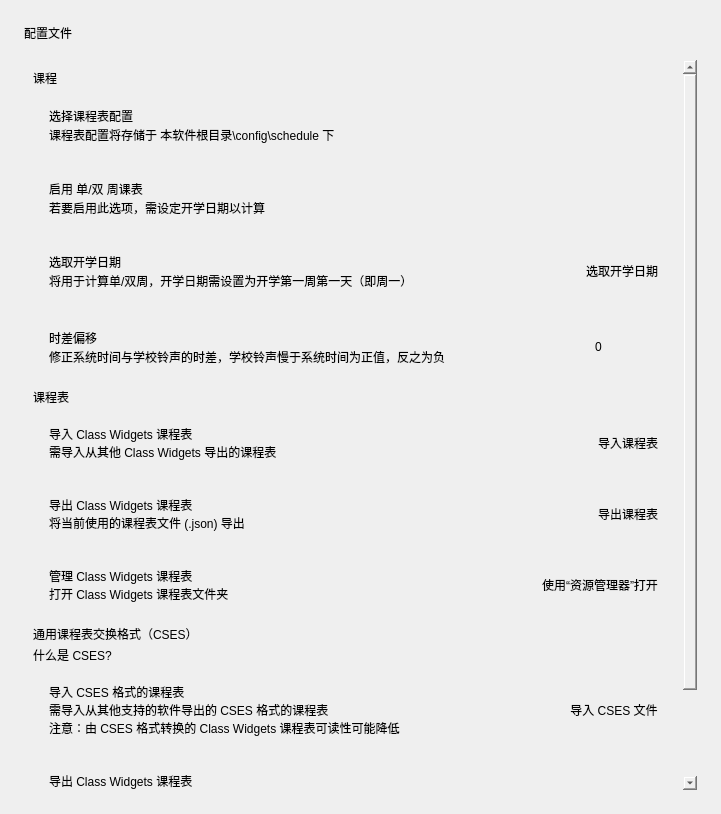
This is view/menu/configs.ui in IsHPDuwu/Class-Widgets as Qt 5 draws it before an edit. The edited form follows.
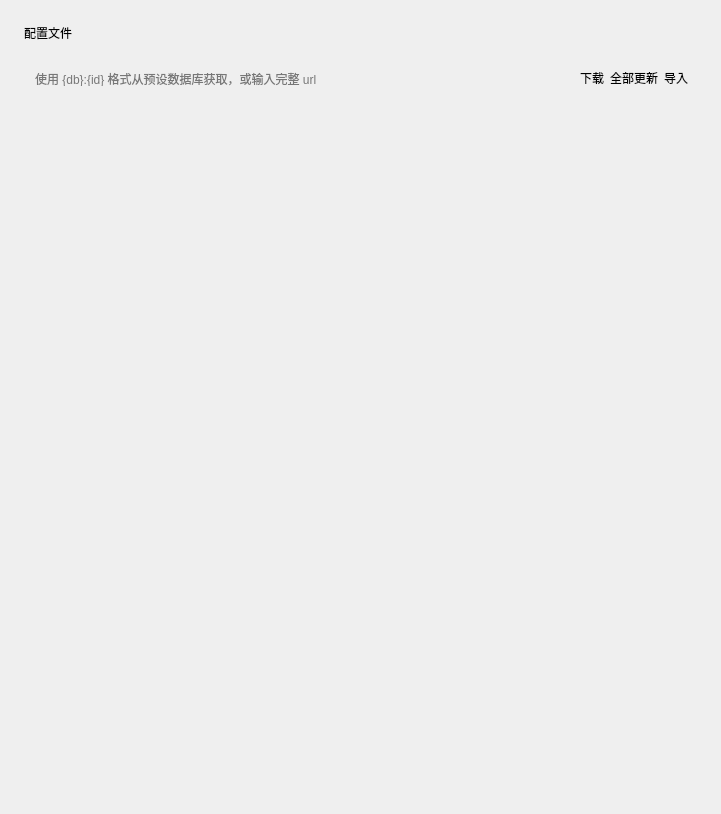
This is the edited form. Custom widgets are drawn as their Qt base class.

What changed in the file:
```diff
--- a/view/menu/configs.ui
+++ b/view/menu/configs.ui
@@ -10,6 +10,12 @@
     <height>814</height>
    </rect>
   </property>
+  <property name="sizePolicy">
+   <sizepolicy hsizetype="Preferred" vsizetype="Preferred">
+    <horstretch>0</horstretch>
+    <verstretch>0</verstretch>
+   </sizepolicy>
+  </property>
   <property name="windowTitle">
    <string>Form</string>
   </property>
@@ -50,767 +56,47 @@
         <x>0</x>
         <y>0</y>
         <width>673</width>
-        <height>884</height>
+        <height>711</height>
        </rect>
       </property>
       <layout class="QVBoxLayout" name="verticalLayout_9">
        <item>
-        <layout class="QVBoxLayout" name="verticalLayout_7">
-         <property name="spacing">
-          <number>3</number>
+        <layout class="QHBoxLayout" name="horizontalLayout">
+         <property name="bottomMargin">
+          <number>0</number>
          </property>
          <item>
-          <widget class="SubtitleLabel" name="SubtitleLabel_5">
-           <property name="text">
-            <string>课程</string>
+          <widget class="LineEdit" name="config_url">
+           <property name="placeholderText">
+            <string>使用 {db}:{id} 格式从预设数据库获取，或输入完整 url</string>
            </property>
           </widget>
          </item>
          <item>
-          <widget class="CardWidget" name="CardWidget_3">
-           <property name="minimumSize">
-            <size>
-             <width>0</width>
-             <height>70</height>
-            </size>
-           </property>
-           <layout class="QHBoxLayout" name="horizontalLayout_5">
-            <property name="leftMargin">
-             <number>16</number>
-            </property>
-            <property name="topMargin">
-             <number>16</number>
-            </property>
-            <property name="rightMargin">
-             <number>16</number>
-            </property>
-            <property name="bottomMargin">
-             <number>16</number>
-            </property>
-            <item>
-             <layout class="QVBoxLayout" name="verticalLayout_8">
-              <property name="spacing">
-               <number>0</number>
-              </property>
-              <item>
-               <widget class="StrongBodyLabel" name="StrongBodyLabel_5">
-                <property name="text">
-                 <string>选择课程表配置</string>
-                </property>
-               </widget>
-              </item>
-              <item>
-               <widget class="CaptionLabel" name="CaptionLabel_2">
-                <property name="text">
-                 <string>课程表配置将存储于 本软件根目录\config\schedule 下</string>
-                </property>
-                <property name="wordWrap">
-                 <bool>false</bool>
-                </property>
-                <property name="lightColor" stdset="0">
-                 <color alpha="150">
-                  <red>0</red>
-                  <green>0</green>
-                  <blue>0</blue>
-                 </color>
-                </property>
-                <property name="darkColor" stdset="0">
-                 <color alpha="200">
-                  <red>255</red>
-                  <green>255</green>
-                  <blue>255</blue>
-                 </color>
-                </property>
-               </widget>
-              </item>
-             </layout>
-            </item>
-            <item>
-             <widget class="LineEdit" name="conf_name">
-              <property name="sizePolicy">
-               <sizepolicy hsizetype="Maximum" vsizetype="Fixed">
-                <horstretch>0</horstretch>
-                <verstretch>0</verstretch>
-               </sizepolicy>
-              </property>
-             </widget>
-            </item>
-            <item>
-             <widget class="ComboBox" name="conf_combo">
-              <property name="sizePolicy">
-               <sizepolicy hsizetype="Maximum" vsizetype="Fixed">
-                <horstretch>0</horstretch>
-                <verstretch>0</verstretch>
-               </sizepolicy>
-              </property>
-             </widget>
-            </item>
-           </layout>
-          </widget>
-         </item>
-         <item>
-          <widget class="CardWidget" name="CardWidget_12">
-           <property name="minimumSize">
-            <size>
-             <width>0</width>
-             <height>70</height>
-            </size>
-           </property>
-           <layout class="QHBoxLayout" name="horizontalLayout_12">
-            <property name="leftMargin">
-             <number>16</number>
-            </property>
-            <property name="topMargin">
-             <number>16</number>
-            </property>
-            <property name="rightMargin">
-             <number>16</number>
-            </property>
-            <property name="bottomMargin">
-             <number>16</number>
-            </property>
-            <item>
-             <layout class="QVBoxLayout" name="verticalLayout_16">
-              <property name="spacing">
-               <number>0</number>
-              </property>
-              <item>
-               <widget class="StrongBodyLabel" name="StrongBodyLabel_12">
-                <property name="sizePolicy">
-                 <sizepolicy hsizetype="Expanding" vsizetype="Preferred">
-                  <horstretch>0</horstretch>
-                  <verstretch>0</verstretch>
-                 </sizepolicy>
-                </property>
-                <property name="text">
-                 <string>启用 单/双 周课表</string>
-                </property>
-               </widget>
-              </item>
-              <item>
-               <widget class="CaptionLabel" name="CaptionLabel_11">
-                <property name="text">
-                 <string>若要启用此选项，需设定开学日期以计算</string>
-                </property>
-                <property name="wordWrap">
-                 <bool>false</bool>
-                </property>
-                <property name="lightColor" stdset="0">
-                 <color alpha="150">
-                  <red>0</red>
-                  <green>0</green>
-                  <blue>0</blue>
-                 </color>
-                </property>
-                <property name="darkColor" stdset="0">
-                 <color alpha="200">
-                  <red>255</red>
-                  <green>255</green>
-                  <blue>255</blue>
-                 </color>
-                </property>
-               </widget>
-              </item>
-             </layout>
-            </item>
-            <item>
-             <widget class="SwitchButton" name="switch_enable_alt_schedule">
-              <property name="onText">
-               <string>启用</string>
-              </property>
-              <property name="offText">
-               <string>关闭</string>
-              </property>
-             </widget>
-            </item>
-           </layout>
-          </widget>
-         </item>
-         <item>
-          <widget class="CardWidget" name="CardWidget_13">
-           <property name="minimumSize">
-            <size>
-             <width>0</width>
-             <height>70</height>
-            </size>
-           </property>
-           <layout class="QHBoxLayout" name="horizontalLayout_13">
-            <property name="leftMargin">
-             <number>16</number>
-            </property>
-            <property name="topMargin">
-             <number>16</number>
-            </property>
-            <property name="rightMargin">
-             <number>16</number>
-            </property>
-            <property name="bottomMargin">
-             <number>16</number>
-            </property>
-            <item>
-             <layout class="QVBoxLayout" name="verticalLayout_17">
-              <property name="spacing">
-               <number>0</number>
-              </property>
-              <item>
-               <widget class="StrongBodyLabel" name="StrongBodyLabel_13">
-                <property name="sizePolicy">
-                 <sizepolicy hsizetype="Expanding" vsizetype="Preferred">
-                  <horstretch>0</horstretch>
-                  <verstretch>0</verstretch>
-                 </sizepolicy>
-                </property>
-                <property name="text">
-                 <string>选取开学日期</string>
-                </property>
-               </widget>
-              </item>
-              <item>
-               <widget class="CaptionLabel" name="CaptionLabel_12">
-                <property name="text">
-                 <string>将用于计算单/双周，开学日期需设置为开学第一周第一天（即周一）</string>
-                </property>
-                <property name="wordWrap">
-                 <bool>false</bool>
-                </property>
-                <property name="lightColor" stdset="0">
-                 <color alpha="150">
-                  <red>0</red>
-                  <green>0</green>
-                  <blue>0</blue>
-                 </color>
-                </property>
-                <property name="darkColor" stdset="0">
-                 <color alpha="200">
-                  <red>255</red>
-                  <green>255</green>
-                  <blue>255</blue>
-                 </color>
-                </property>
-               </widget>
-              </item>
-             </layout>
-            </item>
-            <item>
-             <widget class="CalendarPicker" name="set_start_date">
-              <property name="text">
-               <string>选取开学日期</string>
-              </property>
-             </widget>
-            </item>
-           </layout>
-          </widget>
-         </item>
-        </layout>
-       </item>
-       <item>
-        <widget class="CardWidget" name="CardWidget_11">
-         <property name="minimumSize">
-          <size>
-           <width>0</width>
-           <height>70</height>
-          </size>
-         </property>
-         <layout class="QHBoxLayout" name="horizontalLayout_11">
-          <property name="leftMargin">
-           <number>16</number>
-          </property>
-          <property name="topMargin">
-           <number>16</number>
-          </property>
-          <property name="rightMargin">
-           <number>16</number>
-          </property>
-          <property name="bottomMargin">
-           <number>16</number>
-          </property>
-          <item>
-           <layout class="QVBoxLayout" name="verticalLayout_15">
-            <property name="spacing">
-             <number>0</number>
-            </property>
-            <item>
-             <widget class="StrongBodyLabel" name="StrongBodyLabel_11">
-              <property name="text">
-               <string>时差偏移</string>
-              </property>
-             </widget>
-            </item>
-            <item>
-             <widget class="CaptionLabel" name="CaptionLabel_10">
-              <property name="text">
-               <string>修正系统时间与学校铃声的时差，学校铃声慢于系统时间为正值，反之为负</string>
-              </property>
-              <property name="wordWrap">
-               <bool>false</bool>
-              </property>
-              <property name="lightColor" stdset="0">
-               <color alpha="150">
-                <red>0</red>
-                <green>0</green>
-                <blue>0</blue>
-               </color>
-              </property>
-              <property name="darkColor" stdset="0">
-               <color alpha="200">
-                <red>255</red>
-                <green>255</green>
-                <blue>255</blue>
-               </color>
-              </property>
-             </widget>
-            </item>
-           </layout>
-          </item>
-          <item>
-           <widget class="SpinBox" name="offset_spin">
-            <property name="sizePolicy">
-             <sizepolicy hsizetype="Maximum" vsizetype="Fixed">
-              <horstretch>0</horstretch>
-              <verstretch>0</verstretch>
-             </sizepolicy>
-            </property>
-            <property name="minimum">
-             <number>-114514</number>
-            </property>
-            <property name="maximum">
-             <number>114514</number>
-            </property>
-           </widget>
-          </item>
-         </layout>
-        </widget>
-       </item>
-       <item>
-        <layout class="QVBoxLayout" name="verticalLayout_5">
-         <property name="spacing">
-          <number>3</number>
-         </property>
-         <item>
-          <widget class="SubtitleLabel" name="SubtitleLabel_3">
+          <widget class="PushButton" name="config_download">
            <property name="text">
-            <string>课程表</string>
+            <string>下载</string>
            </property>
           </widget>
          </item>
          <item>
-          <widget class="CardWidget" name="CardWidget_6">
-           <property name="minimumSize">
-            <size>
-             <width>0</width>
-             <height>60</height>
-            </size>
-           </property>
-           <layout class="QHBoxLayout" name="horizontalLayout_6">
-            <property name="leftMargin">
-             <number>16</number>
-            </property>
-            <property name="topMargin">
-             <number>16</number>
-            </property>
-            <property name="rightMargin">
-             <number>16</number>
-            </property>
-            <property name="bottomMargin">
-             <number>16</number>
-            </property>
-            <item>
-             <layout class="QVBoxLayout" name="verticalLayout_10">
-              <property name="spacing">
-               <number>0</number>
-              </property>
-              <item>
-               <widget class="StrongBodyLabel" name="StrongBodyLabel_6">
-                <property name="sizePolicy">
-                 <sizepolicy hsizetype="Expanding" vsizetype="Preferred">
-                  <horstretch>0</horstretch>
-                  <verstretch>0</verstretch>
-                 </sizepolicy>
-                </property>
-                <property name="text">
-                 <string>导入 Class Widgets 课程表</string>
-                </property>
-               </widget>
-              </item>
-              <item>
-               <widget class="CaptionLabel" name="CaptionLabel_5">
-                <property name="text">
-                 <string>需导入从其他 Class Widgets 导出的课程表</string>
-                </property>
-                <property name="wordWrap">
-                 <bool>true</bool>
-                </property>
-                <property name="lightColor" stdset="0">
-                 <color alpha="150">
-                  <red>0</red>
-                  <green>0</green>
-                  <blue>0</blue>
-                 </color>
-                </property>
-                <property name="darkColor" stdset="0">
-                 <color alpha="200">
-                  <red>255</red>
-                  <green>255</green>
-                  <blue>255</blue>
-                 </color>
-                </property>
-               </widget>
-              </item>
-             </layout>
-            </item>
-            <item>
-             <widget class="PushButton" name="im_schedule">
-              <property name="text">
-               <string>导入课程表</string>
-              </property>
-             </widget>
-            </item>
-           </layout>
-          </widget>
-         </item>
-         <item>
-          <widget class="CardWidget" name="CardWidget_8">
-           <property name="minimumSize">
-            <size>
-             <width>0</width>
-             <height>60</height>
-            </size>
-           </property>
-           <layout class="QHBoxLayout" name="horizontalLayout_8">
-            <property name="leftMargin">
-             <number>16</number>
-            </property>
-            <property name="topMargin">
-             <number>16</number>
-            </property>
-            <property name="rightMargin">
-             <number>16</number>
-            </property>
-            <property name="bottomMargin">
-             <number>16</number>
-            </property>
-            <item>
-             <layout class="QVBoxLayout" name="verticalLayout_13">
-              <property name="spacing">
-               <number>0</number>
-              </property>
-              <item>
-               <widget class="StrongBodyLabel" name="StrongBodyLabel_8">
-                <property name="sizePolicy">
-                 <sizepolicy hsizetype="Expanding" vsizetype="Preferred">
-                  <horstretch>0</horstretch>
-                  <verstretch>0</verstretch>
-                 </sizepolicy>
-                </property>
-                <property name="text">
-                 <string>导出 Class Widgets 课程表</string>
-                </property>
-               </widget>
-              </item>
-              <item>
-               <widget class="CaptionLabel" name="CaptionLabel_8">
-                <property name="text">
-                 <string>将当前使用的课程表文件 (.json) 导出</string>
-                </property>
-                <property name="wordWrap">
-                 <bool>true</bool>
-                </property>
-                <property name="lightColor" stdset="0">
-                 <color alpha="150">
-                  <red>0</red>
-                  <green>0</green>
-                  <blue>0</blue>
-                 </color>
-                </property>
-                <property name="darkColor" stdset="0">
-                 <color alpha="200">
-                  <red>255</red>
-                  <green>255</green>
-                  <blue>255</blue>
-                 </color>
-                </property>
-               </widget>
-              </item>
-             </layout>
-            </item>
-            <item>
-             <widget class="PushButton" name="ex_schedule">
-              <property name="text">
-               <string>导出课程表</string>
-              </property>
-             </widget>
-            </item>
-           </layout>
-          </widget>
-         </item>
-         <item>
-          <widget class="CardWidget" name="CardWidget_7">
-           <property name="minimumSize">
-            <size>
-             <width>0</width>
-             <height>60</height>
-            </size>
-           </property>
-           <layout class="QHBoxLayout" name="horizontalLayout_7">
-            <property name="leftMargin">
-             <number>16</number>
-            </property>
-            <property name="topMargin">
-             <number>16</number>
-            </property>
-            <property name="rightMargin">
-             <number>16</number>
-            </property>
-            <property name="bottomMargin">
-             <number>16</number>
-            </property>
-            <item>
-             <layout class="QVBoxLayout" name="verticalLayout_11">
-              <property name="spacing">
-               <number>0</number>
-              </property>
-              <item>
-               <widget class="StrongBodyLabel" name="StrongBodyLabel_7">
-                <property name="sizePolicy">
-                 <sizepolicy hsizetype="Expanding" vsizetype="Preferred">
-                  <horstretch>0</horstretch>
-                  <verstretch>0</verstretch>
-                 </sizepolicy>
-                </property>
-                <property name="text">
-                 <string>管理 Class Widgets 课程表</string>
-                </property>
-               </widget>
-              </item>
-              <item>
-               <widget class="CaptionLabel" name="CaptionLabel_6">
-                <property name="text">
-                 <string>打开 Class Widgets 课程表文件夹</string>
-                </property>
-                <property name="wordWrap">
-                 <bool>true</bool>
-                </property>
-                <property name="lightColor" stdset="0">
-                 <color alpha="150">
-                  <red>0</red>
-                  <green>0</green>
-                  <blue>0</blue>
-                 </color>
-                </property>
-                <property name="darkColor" stdset="0">
-                 <color alpha="200">
-                  <red>255</red>
-                  <green>255</green>
-                  <blue>255</blue>
-                 </color>
-                </property>
-               </widget>
-              </item>
-             </layout>
-            </item>
-            <item>
-             <widget class="PushButton" name="open_schedule_folder">
-              <property name="text">
-               <string>使用“资源管理器”打开</string>
-              </property>
-             </widget>
-            </item>
-           </layout>
-          </widget>
-         </item>
-        </layout>
-       </item>
-       <item>
-        <layout class="QVBoxLayout" name="verticalLayout_6">
-         <property name="spacing">
-          <number>3</number>
-         </property>
-         <item>
-          <widget class="SubtitleLabel" name="SubtitleLabel_4">
+          <widget class="PushButton" name="config_update_all">
            <property name="text">
-            <string>通用课程表交换格式（CSES）</string>
+            <string>全部更新</string>
            </property>
           </widget>
          </item>
          <item>
-          <widget class="HyperlinkButton" name="what_is">
-           <property name="sizePolicy">
-            <sizepolicy hsizetype="Maximum" vsizetype="Fixed">
-             <horstretch>0</horstretch>
-             <verstretch>0</verstretch>
-            </sizepolicy>
-           </property>
+          <widget class="PushButton" name="config_import">
            <property name="text">
-            <string>什么是 CSES?</string>
+            <string>导入</string>
            </property>
           </widget>
          </item>
-         <item>
-          <widget class="CardWidget" name="CardWidget_9">
-           <property name="minimumSize">
-            <size>
-             <width>0</width>
-             <height>60</height>
-            </size>
-           </property>
-           <layout class="QHBoxLayout" name="horizontalLayout_9">
-            <property name="leftMargin">
-             <number>16</number>
-            </property>
-            <property name="topMargin">
-             <number>16</number>
-            </property>
-            <property name="rightMargin">
-             <number>16</number>
-            </property>
-            <property name="bottomMargin">
-             <number>16</number>
-            </property>
-            <item>
-             <layout class="QVBoxLayout" name="verticalLayout_12">
-              <property name="spacing">
-               <number>0</number>
-              </property>
-              <item>
-               <widget class="StrongBodyLabel" name="StrongBodyLabel_9">
-                <property name="sizePolicy">
-                 <sizepolicy hsizetype="Expanding" vsizetype="Preferred">
-                  <horstretch>0</horstretch>
-                  <verstretch>0</verstretch>
-                 </sizepolicy>
-                </property>
-                <property name="text">
-                 <string>导入 CSES 格式的课程表</string>
-                </property>
-               </widget>
-              </item>
-              <item>
-               <widget class="CaptionLabel" name="CaptionLabel_7">
-                <property name="text">
-                 <string>需导入从其他支持的软件导出的 CSES 格式的课程表
-注意：由 CSES 格式转换的 Class Widgets 课程表可读性可能降低</string>
-                </property>
-                <property name="wordWrap">
-                 <bool>true</bool>
-                </property>
-                <property name="lightColor" stdset="0">
-                 <color alpha="150">
-                  <red>0</red>
-                  <green>0</green>
-                  <blue>0</blue>
-                 </color>
-                </property>
-                <property name="darkColor" stdset="0">
-                 <color alpha="200">
-                  <red>255</red>
-                  <green>255</green>
-                  <blue>255</blue>
-                 </color>
-                </property>
-               </widget>
-              </item>
-             </layout>
-            </item>
-            <item>
-             <widget class="PushButton" name="im_schedule_cses">
-              <property name="text">
-               <string>导入 CSES 文件</string>
-              </property>
-             </widget>
-            </item>
-           </layout>
-          </widget>
-         </item>
-         <item>
-          <widget class="CardWidget" name="CardWidget_10">
-           <property name="minimumSize">
-            <size>
-             <width>0</width>
-             <height>60</height>
-            </size>
-           </property>
-           <layout class="QHBoxLayout" name="horizontalLayout_10">
-            <property name="leftMargin">
-             <number>16</number>
-            </property>
-            <property name="topMargin">
-             <number>16</number>
-            </property>
-            <property name="rightMargin">
-             <number>16</number>
-            </property>
-            <property name="bottomMargin">
-             <number>16</number>
-            </property>
-            <item>
-             <layout class="QVBoxLayout" name="verticalLayout_14">
-              <property name="spacing">
-               <number>0</number>
-              </property>
-              <item>
-               <widget class="StrongBodyLabel" name="StrongBodyLabel_10">
-                <property name="sizePolicy">
-                 <sizepolicy hsizetype="Expanding" vsizetype="Preferred">
-                  <horstretch>0</horstretch>
-                  <verstretch>0</verstretch>
-                 </sizepolicy>
-                </property>
-                <property name="text">
-                 <string>导出 Class Widgets 课程表</string>
-                </property>
-               </widget>
-              </item>
-              <item>
-               <widget class="CaptionLabel" name="CaptionLabel_9">
-                <property name="text">
-                 <string>将当前使用的课程表文件 (.yaml) 导出为 CSES 格式
-注意：生成的 CSES 课程表可读性可能降低</string>
-                </property>
-                <property name="wordWrap">
-                 <bool>true</bool>
-                </property>
-                <property name="lightColor" stdset="0">
-                 <color alpha="150">
-                  <red>0</red>
-                  <green>0</green>
-                  <blue>0</blue>
-                 </color>
-                </property>
-                <property name="darkColor" stdset="0">
-                 <color alpha="200">
-                  <red>255</red>
-                  <green>255</green>
-                  <blue>255</blue>
-                 </color>
-                </property>
-               </widget>
-              </item>
-             </layout>
-            </item>
-            <item>
-             <widget class="PushButton" name="ex_schedule_cses">
-              <property name="text">
-               <string>导出 CSES 文件</string>
-              </property>
-             </widget>
-            </item>
-           </layout>
-          </widget>
-         </item>
         </layout>
        </item>
        <item>
-        <spacer name="verticalSpacer">
-         <property name="orientation">
-          <enum>Qt::Vertical</enum>
-         </property>
-         <property name="sizeHint" stdset="0">
-          <size>
-           <width>20</width>
-           <height>40</height>
-          </size>
-         </property>
-        </spacer>
+        <widget class="QListWidget" name="config_table"/>
        </item>
       </layout>
      </widget>
@@ -819,58 +105,17 @@
   </layout>
  </widget>
  <customwidgets>
-  <customwidget>
-   <class>ComboBox</class>
-   <extends>QPushButton</extends>
-   <header>qfluentwidgets</header>
-  </customwidget>
-  <customwidget>
-   <class>HyperlinkButton</class>
-   <extends>PushButton</extends>
-   <header>qfluentwidgets</header>
-  </customwidget>
   <customwidget>
    <class>PushButton</class>
    <extends>QPushButton</extends>
    <header>qfluentwidgets</header>
   </customwidget>
-  <customwidget>
-   <class>SwitchButton</class>
-   <extends>QWidget</extends>
-   <header>qfluentwidgets</header>
-  </customwidget>
-  <customwidget>
-   <class>CardWidget</class>
-   <extends>QFrame</extends>
-   <header>qfluentwidgets</header>
-   <container>1</container>
-  </customwidget>
   <customwidget>
    <class>SmoothScrollArea</class>
    <extends>QScrollArea</extends>
    <header>qfluentwidgets</header>
    <container>1</container>
   </customwidget>
-  <customwidget>
-   <class>CalendarPicker</class>
-   <extends>QPushButton</extends>
-   <header>qfluentwidgets</header>
-  </customwidget>
-  <customwidget>
-   <class>CaptionLabel</class>
-   <extends>QLabel</extends>
-   <header>qfluentwidgets</header>
-  </customwidget>
-  <customwidget>
-   <class>StrongBodyLabel</class>
-   <extends>QLabel</extends>
-   <header>qfluentwidgets</header>
-  </customwidget>
-  <customwidget>
-   <class>SubtitleLabel</class>
-   <extends>QLabel</extends>
-   <header>qfluentwidgets</header>
-  </customwidget>
   <customwidget>
    <class>TitleLabel</class>
    <extends>QLabel</extends>
@@ -882,8 +127,8 @@
    <header>qfluentwidgets</header>
   </customwidget>
   <customwidget>
-   <class>SpinBox</class>
-   <extends>QSpinBox</extends>
+   <class>TableWidget</class>
+   <extends>QTableWidget</extends>
    <header>qfluentwidgets</header>
   </customwidget>
  </customwidgets>
```
